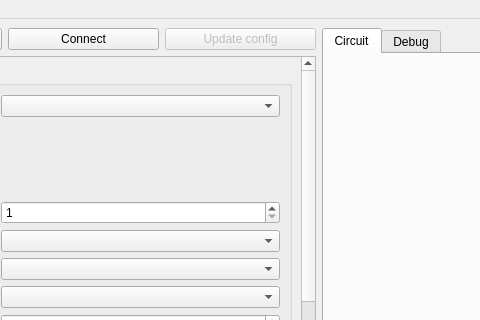
Old version of the form msrc_gui/mainwindow.ui in the repository dgatf/msrc; both pictures show x 315 to 795 and y 0 to 320 of the 1267 by 765 pixel window.
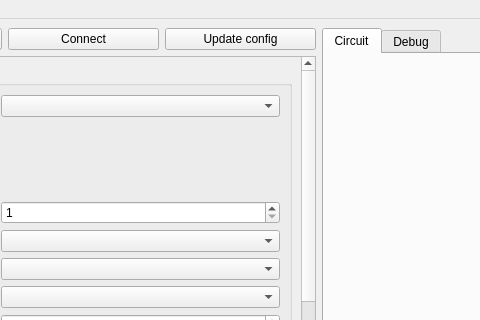
New version of the form. Icons and pictures are not drawn.

Commit message: Fix hidden widgets

Patch:
```diff
--- a/msrc_gui/mainwindow.ui
+++ b/msrc_gui/mainwindow.ui
@@ -54,7 +54,7 @@
           <item>
            <widget class="QPushButton" name="btUpdate">
             <property name="enabled">
-             <bool>false</bool>
+             <bool>true</bool>
             </property>
             <property name="text">
              <string>Update config</string>
```
Left out of the diff: 344 changed lines with no effect on the pictures. The commit also changes 1 other file.
